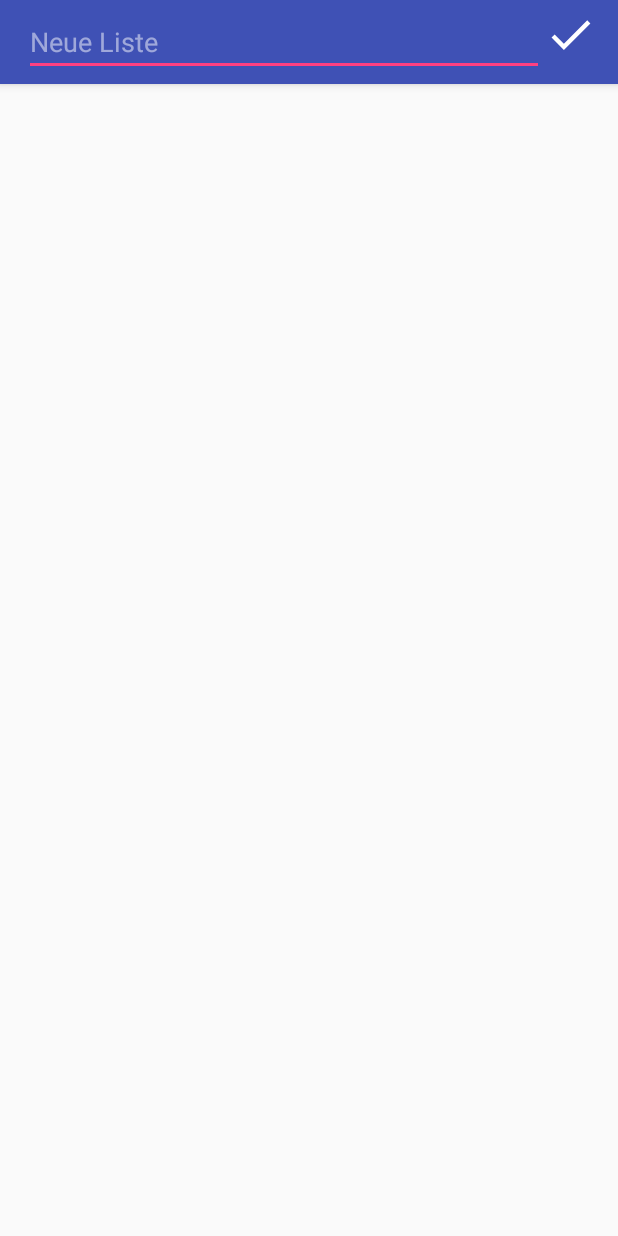
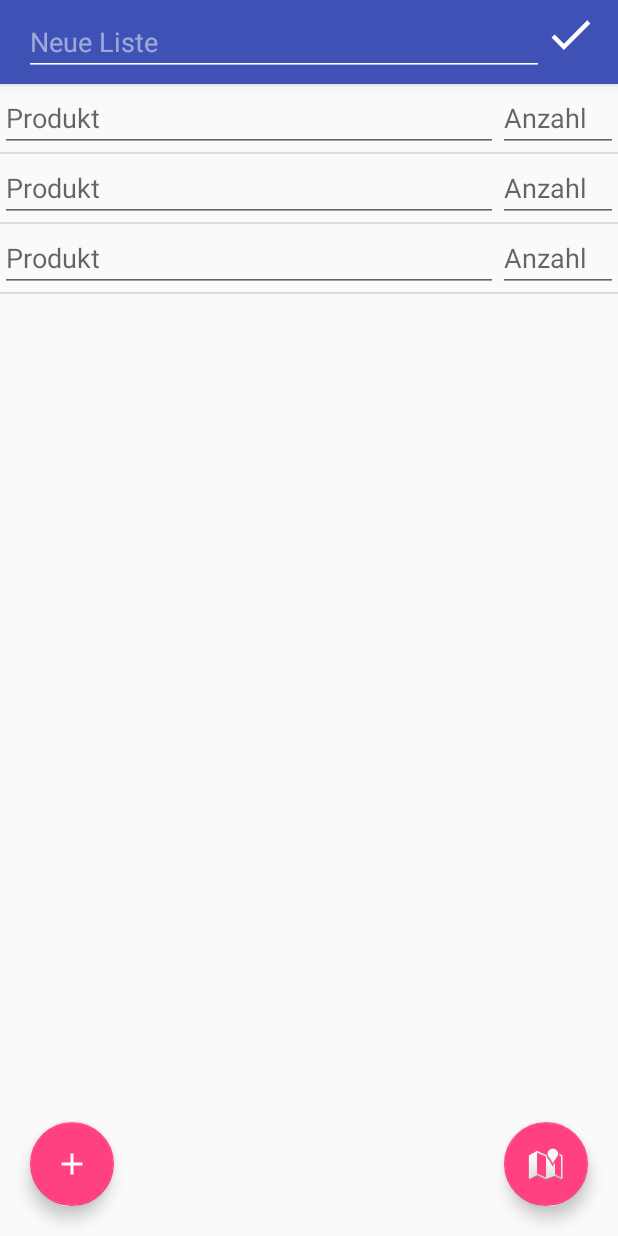
Before and after one commit to TimMeier/WrapUp, an Android app: the screen it shows after launch (ListActivity), after a tap on an icon or button, on a phone screen of 412 x 824 dp. Run offline under Robolectric (Android 15) with nearby library versions, the phone set to English and light mode, and no system bars.

Commit message:
Location und List

```diff
--- /dev/null
+++ b/app/src/main/java/com/enterprise/wrapup/wrapup/CustomAdapter.java
@@ -0,0 +1,69 @@
+package com.enterprise.wrapup.wrapup;
+
+/**
+ * Created by admin on 28.09.2016.
+ */
+
+import android.content.Context;
+import android.view.LayoutInflater;
+import android.view.View;
+import android.view.View.OnClickListener;
+import android.view.ViewGroup;
+import android.widget.ArrayAdapter;
+import android.widget.BaseAdapter;
+import android.widget.EditText;
+import android.widget.TextView;
+import android.widget.Toast;
+
+import java.util.ArrayList;
+
+public class CustomAdapter extends BaseAdapter {
+
+    ArrayList<String> result;
+    Context context;
+    private static LayoutInflater inflater = null;
+
+    public CustomAdapter(ListActivity mainActivity, ArrayList<String> items) {
+        // TODO Auto-generated constructor stub
+        result = items;
+        context = mainActivity;
+        inflater = (LayoutInflater) context.
+                getSystemService(Context.LAYOUT_INFLATER_SERVICE);
+    }
+
+    @Override
+    public int getCount() {
+        // TODO Auto-generated method stub
+        return result.size();
+    }
+
+    @Override
+    public Object getItem(int position) {
+        // TODO Auto-generated method stub
+        return position;
+    }
+
+    @Override
+    public long getItemId(int position) {
+        // TODO Auto-generated method stub
+        return position;
+    }
+
+    public class Holder {
+        EditText et_name;
+        EditText et_anzahl;
+    }
+
+    @Override
+    public View getView(final int position, View convertView, ViewGroup parent) {
+        // TODO Auto-generated method stub
+        Holder holder = new Holder();
+        View rowView;
+        rowView = inflater.inflate(R.layout.listitems, null);
+        holder.et_name = (EditText) rowView.findViewById(R.id.et_name);
+        holder.et_anzahl = (EditText) rowView.findViewById(R.id.et_anzahl);
+
+        return rowView;
+    }
+
+}
--- a/app/src/main/java/com/enterprise/wrapup/wrapup/ListActivity.java
+++ b/app/src/main/java/com/enterprise/wrapup/wrapup/ListActivity.java
@@ -1,6 +1,7 @@
 package com.enterprise.wrapup.wrapup;
 
 import android.app.Activity;
+import android.content.Intent;
 import android.os.Bundle;
 import android.view.View;
 import android.widget.ArrayAdapter;
@@ -18,22 +19,27 @@ public class ListActivity extends android.app.ListActivity {
     ArrayList<String> listItems=new ArrayList<String>();
 
     //DEFINING A STRING ADAPTER WHICH WILL HANDLE THE DATA OF THE LISTVIEW
-    ArrayAdapter<String> adapter;
+
+    CustomAdapter adapter;
+    public String [] items={"", "", ""};
     //RECORDING HOW MANY TIMES THE BUTTON HAS BEEN CLICKED
     int clickCounter=0;
 
     private static ListView lv_list;
     public void onCreate(Bundle savedInstanceState) {
         super.onCreate(savedInstanceState);
-        TextView tv = new TextView(this);
-//        tv.setText("This is page 1");
+        listItems.add("");
+        listItems.add("");
+        listItems.add("");
+        adapter = new CustomAdapter(this, listItems);
+        setListAdapter(adapter);
         setContentView(R.layout.activity_list);
 
 
-        adapter=new ArrayAdapter<String>(this,
-                android.R.layout.simple_list_item_1,
-                listItems);
-        setListAdapter(adapter);
+//        adapter=new ArrayAdapter<String>(this,
+//                android.R.layout.simple_list_item_1,
+//                listItems);
+//        setListAdapter(adapter);
     }
 
 
@@ -42,10 +48,17 @@ public class ListActivity extends android.app.ListActivity {
     }
     //METHOD WHICH WILL HANDLE DYNAMIC INSERTION
     public void addItems(View v) {
-        listItems.add("Clicked : "+clickCounter++);
+        listItems.add("");
         adapter.notifyDataSetChanged();
+
     }
 
+    public void gotoLocationActivity(View v){
+        Intent myIntent = null;
+
+        myIntent = new Intent(v.getContext(), LocationActivity.class);
+        startActivity(myIntent);
+    }
 //    public void save(){
 //        lv_list.add
 //
--- a/app/src/main/res/layout/activity_list.xml
+++ b/app/src/main/res/layout/activity_list.xml
@@ -26,15 +26,36 @@
         </android.support.v7.widget.Toolbar>
 
     </android.support.design.widget.AppBarLayout>
-    <Button
-        android:id="@+id/addBtn"
-        android:text="Add New Item"
-        android:layout_width="fill_parent"
+    <android.support.design.widget.FloatingActionButton
+        android:id="@+id/btn_add"
+        android:layout_width="wrap_content"
         android:layout_height="wrap_content"
-        android:onClick="addItems"/>
+        android:onClick="addItems"
+        android:layout_alignParentBottom="true"
+        android:layout_alignParentLeft="true"
+        android:layout_alignParentStart="true"
+        android:layout_marginLeft="20dp"
+        android:layout_marginBottom="20dp"
+        android:src="@drawable/ic_add_white_24dp"
+        />
+
+    <android.support.design.widget.FloatingActionButton
+        android:id="@+id/btn_location"
+        android:layout_width="wrap_content"
+        android:layout_height="wrap_content"
+        android:layout_gravity="bottom|end"
+        android:src="@android:drawable/ic_dialog_map"
+        android:layout_alignParentBottom="true"
+        android:layout_alignParentRight="true"
+        android:layout_alignParentEnd="true"
+        android:layout_marginRight="20dp"
+        android:layout_marginBottom="20dp"
+        android:onClick="gotoLocationActivity"/>
+
     <ListView
         android:id="@android:id/list"
         android:layout_width="fill_parent"
         android:layout_height="fill_parent"
-        android:layout_below="@+id/view" />
+        android:layout_below="@+id/view"
+        />
 </RelativeLayout>
--- a/app/src/main/res/layout/listitems.xml
+++ b/app/src/main/res/layout/listitems.xml
@@ -3,21 +3,26 @@
     android:layout_width="fill_parent"
     android:layout_height="fill_parent"
     android:orientation="horizontal" >
-    <TextView
-        android:id="@+id/Item_name"
-        android:layout_width="wrap_content"
-        android:layout_height="wrap_content"
-        android:textSize="20sp"
-        android:paddingTop="5dp"/>
+
     <EditText
-        android:id="@+id/Item_price"
+        android:id="@+id/et_anzahl"
         android:layout_width="80dp"
         android:layout_height="wrap_content"
         android:layout_alignParentRight = "true"
         android:layout_gravity="right"
-        android:hint="Price"
+        android:hint="Anzahl"
         android:focusable="true"
         android:focusableInTouchMode="true"
         android:inputType="numberDecimal" />
 
+    <EditText
+        android:layout_width="wrap_content"
+        android:layout_height="wrap_content"
+        android:id="@+id/et_name"
+        android:layout_alignBottom="@+id/et_anzahl"
+        android:layout_toLeftOf="@+id/et_anzahl"
+        android:layout_alignParentLeft="true"
+        android:layout_alignParentStart="true"
+        android:hint="Produkt" />
+
 </RelativeLayout>
```
